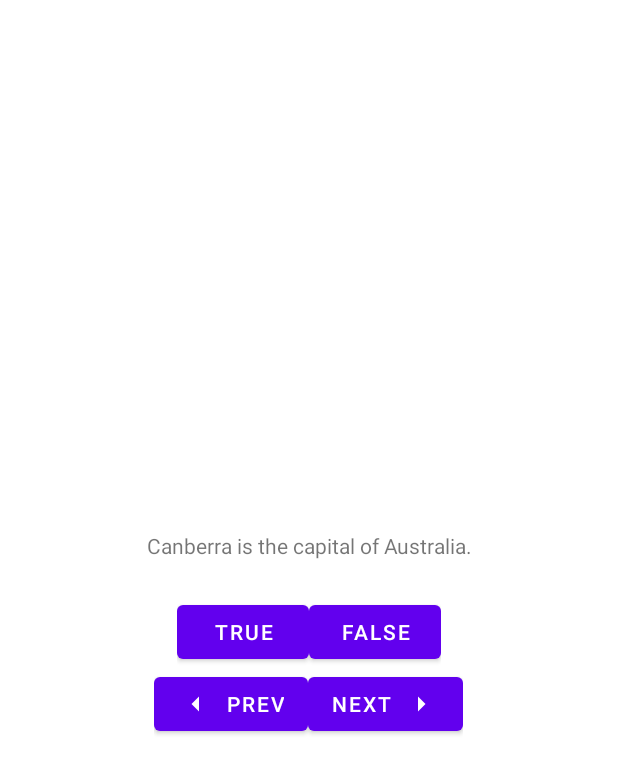
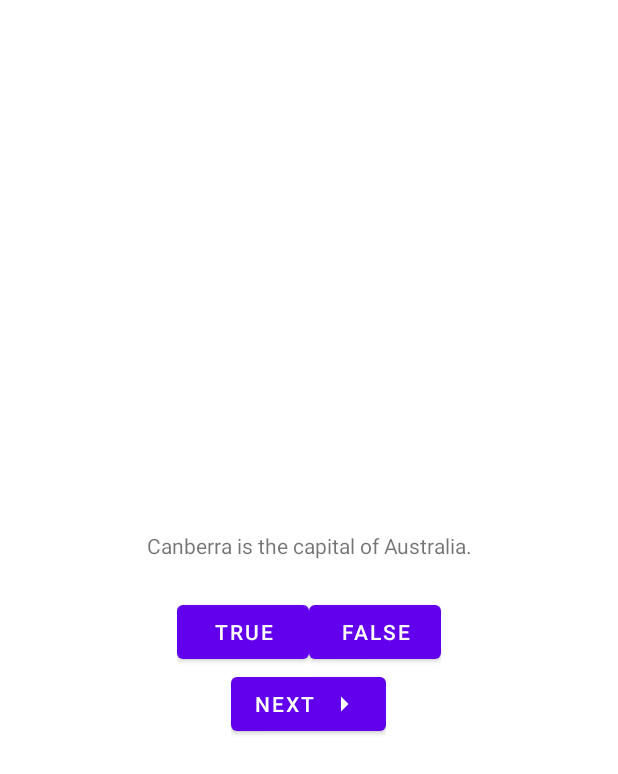
Before and after one commit to aqm1970/GeoQuiz, an Android app: the layout activity_main.xml on its own in the app's theme, with its tools: preview values and no code run, on a phone screen of 412 x 824 dp. Shown: the top 774 px of the screen. Run offline under Robolectric (Android 15) with nearby library versions, the phone set to English and light mode, and no system bars.

```diff
--- a/app/src/main/res/layout/activity_main.xml
+++ b/app/src/main/res/layout/activity_main.xml
@@ -35,13 +35,6 @@
         android:layout_width="wrap_content"
         android:layout_height="wrap_content"
         android:orientation="horizontal">
-        <Button
-            android:id="@+id/prev_button"
-            android:layout_width="wrap_content"
-            android:layout_height="wrap_content"
-            android:text="@string/prev_button"
-            app:icon="@drawable/arrow_left"
-            app:iconGravity="start" />
     <Button
         android:id="@+id/next_button"
         android:layout_width="wrap_content"
```
Also changed, not shown: app/build.gradle (+11 -0 lines), app/src/main/java/com/bignerdranch/android/geoquiz/MainActivity.kt (+33 -24 lines), app/src/main/java/com/bignerdranch/android/geoquiz/QuizViewModel.kt (added, +29 -0 lines).
